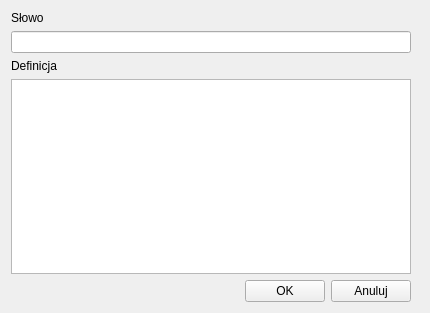
First picture: the form in WordMIX/AddWord.ui, repository gchlebus/WordMIX, before the edit.
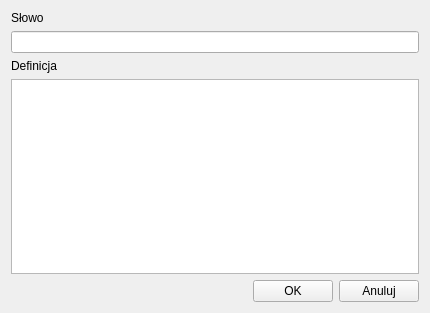
Second picture: the form after the edit.

Patch:
```diff
--- a/WordMIX/AddWord.ui
+++ b/WordMIX/AddWord.ui
@@ -13,35 +13,48 @@
   <property name="windowTitle">
    <string>Dodaj/Edytuj Słowo</string>
   </property>
-  <layout class="QFormLayout" name="formLayout">
+  <layout class="QGridLayout" name="gridLayout">
    <item row="0" column="0">
-    <layout class="QVBoxLayout" name="verticalLayout_4">
-     <item>
-      <layout class="QVBoxLayout" name="verticalLayout_3">
-       <item>
         <layout class="QVBoxLayout" name="verticalLayout_2">
          <item>
           <widget class="QLabel" name="label">
+       <property name="sizePolicy">
+        <sizepolicy hsizetype="Expanding" vsizetype="Preferred">
+         <horstretch>0</horstretch>
+         <verstretch>0</verstretch>
+        </sizepolicy>
+       </property>
            <property name="text">
             <string>Słowo</string>
            </property>
           </widget>
          </item>
          <item>
-          <widget class="QLineEdit" name="wordLineEdit"/>
+      <widget class="QLineEdit" name="wordLineEdit">
+       <property name="sizePolicy">
+        <sizepolicy hsizetype="Expanding" vsizetype="Fixed">
+         <horstretch>0</horstretch>
+         <verstretch>0</verstretch>
+        </sizepolicy>
+       </property>
+      </widget>
          </item>
         </layout>
        </item>
-       <item>
-        <layout class="QVBoxLayout" name="verticalLayout">
-         <item>
+   <item row="1" column="0">
           <widget class="QLabel" name="label_2">
+     <property name="sizePolicy">
+      <sizepolicy hsizetype="Expanding" vsizetype="Preferred">
+       <horstretch>0</horstretch>
+       <verstretch>0</verstretch>
+      </sizepolicy>
+     </property>
            <property name="text">
             <string>Definicja</string>
            </property>
           </widget>
          </item>
-         <item>
+   <item row="2" column="0">
           <widget class="QTextEdit" name="defLineEdit">
            <property name="minimumSize">
             <size>
@@ -51,11 +64,7 @@
            </property>
           </widget>
          </item>
-        </layout>
-       </item>
-      </layout>
-     </item>
-     <item>
+   <item row="3" column="0">
       <layout class="QHBoxLayout" name="horizontalLayout">
        <item>
         <spacer name="horizontalSpacer">
@@ -83,8 +92,6 @@
           <string>Anuluj</string>
          </property>
         </widget>
-       </item>
-      </layout>
      </item>
     </layout>
    </item>
```
Lines whose indentation alone changed are shown as unchanged.
